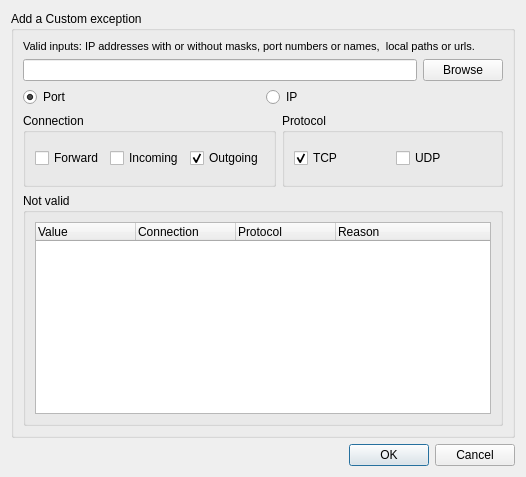
The window that pgl/pgl-gui.qt/ui/add_exception.ui (okyes/peerguardian) describes before a commit, drawn with Qt 5.
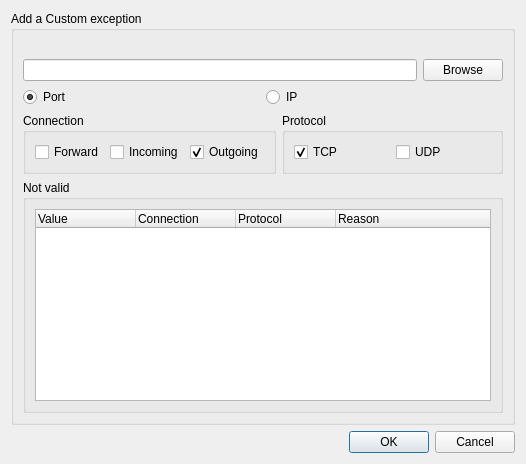
The same window after the commit.

Commit message: Removed text in label.

Diff of the .ui file:
```diff
--- a/pgl/pgl-gui.qt/ui/add_exception.ui
+++ b/pgl/pgl-gui.qt/ui/add_exception.ui
@@ -46,7 +46,7 @@
          </font>
         </property>
         <property name="text">
-         <string>Valid inputs: IP addresses with or without masks, port numbers or names,  local paths or urls.</string>
+         <string/>
         </property>
         <property name="wordWrap">
          <bool>true</bool>
```
